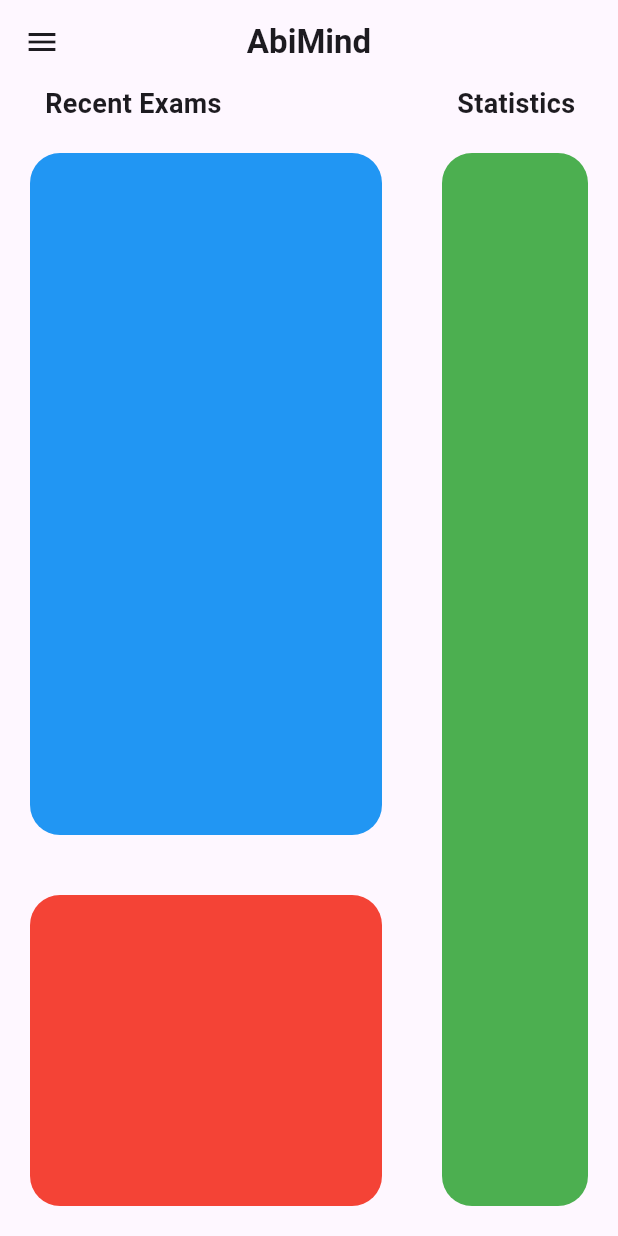
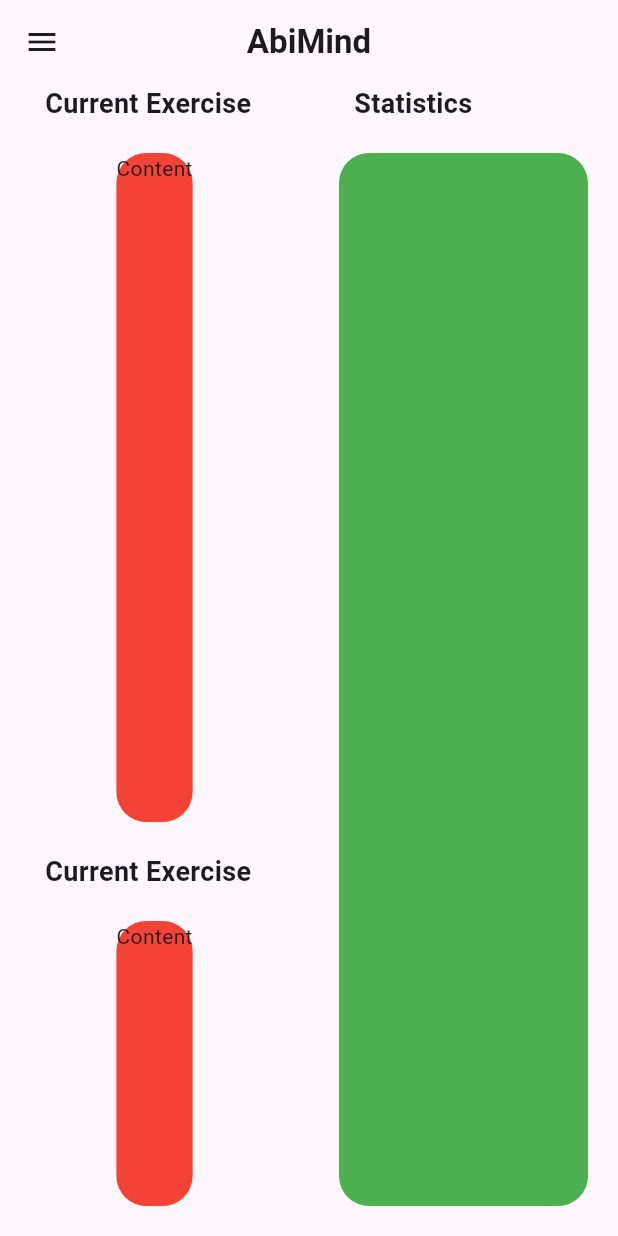
Before and after one commit to max-friebertshaeuser/AbiMind, a Flutter app: the StarScreen screen opened by its route, on a phone screen of 412 x 824 dp. Run offline on Flutter 3.47's test engine with Material 3 defaults, Android fonts, the phone set to English and light mode, and no system bars; our stand-ins replace firebase_auth, firebase_core, flutter_riverpod, google_fonts; missing offline and left inert: dart:ffi, firebase_app_check, flutter_drawing_board, flutter_verification_code; accounts and stored records are empty.

Commit message:
feat: refactor start screen layout to include vertical card structure and update statistics section

```diff
--- a/frontend/lib/presentation/screens/start/start-screen.dart
+++ b/frontend/lib/presentation/screens/start/start-screen.dart
@@ -1,3 +1,5 @@
+import 'dart:ffi';
+
 import 'package:flutter/material.dart';
 
 class StarScreen extends StatelessWidget {
@@ -25,42 +27,12 @@ class StarScreen extends StatelessWidget {
           direction: Axis.horizontal,
           children: [
             Expanded(
-              flex: 2,
-              child: Column(
+              flex: 1,
+              child:Flex(
+                direction: Axis.vertical,
                 children: [
-                  Padding(
-                    padding: const EdgeInsets.fromLTRB(30.0, 0, 0, 0),
-                    child: Align(
-                      alignment: Alignment.centerLeft,
-                      child: Text(
-                        'Recent Exams',
-                        style: TextStyle(
-                          fontSize: 18,
-                          fontWeight: FontWeight.bold,
-                        ),
-                      ),
-                    ),
-                  ),
-                  Expanded(
-                    flex: 2,
-                    child: Container(
-                      margin: const EdgeInsets.all(20.0),
-                      decoration: BoxDecoration(
-                        color: Colors.blue,
-                        borderRadius: BorderRadius.circular(20)
-                      ), // Rand um das Feld
-                    ),
-                  ),
-                  Expanded(
-                    flex: 1,
-                    child: Container(
-                      margin: const EdgeInsets.all(20.0),
-                      decoration: BoxDecoration(
-                        color: Colors.red,
-                        borderRadius: BorderRadius.circular(20),
-                      ), // Rand um das Feld
-                    ),
-                  ),
+                  Card(title: 'Current Exercise', boxFlex: 2,child:Text('Content') ),
+                  Card(title: 'Current Exercise', boxFlex: 1, child:Text('Content'))
                 ],
               ),
             ),
@@ -100,3 +72,43 @@ class StarScreen extends StatelessWidget {
     );
   }
 }
+
+class Card extends StatelessWidget {
+  const Card({super.key, required this.title, required this.boxFlex, required this.child});
+
+  final String title;
+  final int boxFlex;
+  final Widget child;
+
+  @override
+  Widget build(BuildContext context) {
+    ColorScheme colorScheme = Theme.of(context).colorScheme;
+    return Expanded(
+      flex: boxFlex,
+      child: Column(
+        children: [
+          Padding(
+            padding: const EdgeInsets.fromLTRB(30.0, 0, 0, 0),
+            child: Align(
+              alignment: Alignment.centerLeft,
+              child: Text(
+                title,
+                style: TextStyle(fontSize: 18, fontWeight: FontWeight.bold),
+              ),
+            ),
+          ),
+          Expanded(
+            child: Container(
+              margin: const EdgeInsets.all(20.0),
+              decoration: BoxDecoration(
+                color: Colors.red,
+                borderRadius: BorderRadius.circular(20),
+              ),
+              child: child,// Rand um das Feld
+            ),
+          ),
+        ],
+      ),
+    );
+  }
+}
```
